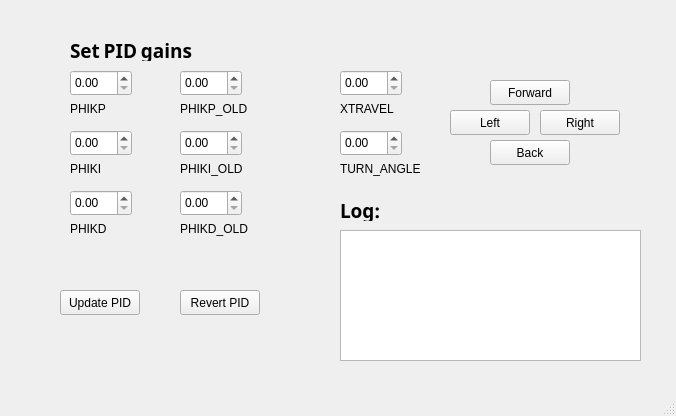
Old version of the form unicycle_controller.ui in the repository fizzym/unicycle_controller.
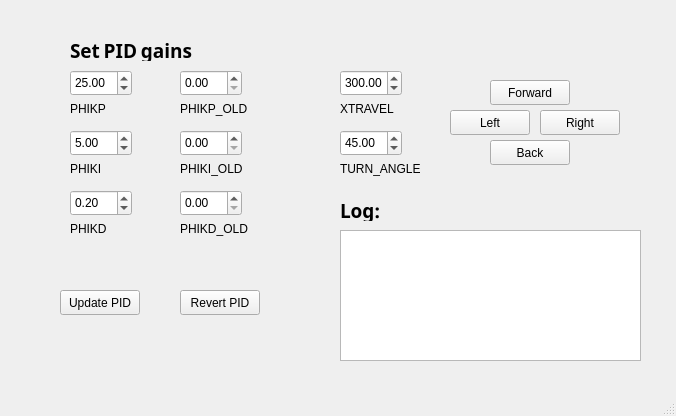
New version of the form.

Commit message: Updated default values and fixed getters.

What changed in the file:
```diff
--- a/unicycle_controller.ui
+++ b/unicycle_controller.ui
@@ -44,6 +44,12 @@
       <height>26</height>
      </rect>
     </property>
+    <property name="maximum">
+     <double>1000.000000000000000</double>
+    </property>
+    <property name="value">
+     <double>25.000000000000000</double>
+    </property>
    </widget>
    <widget class="QLabel" name="PHIKP_QL">
     <property name="geometry">
@@ -90,6 +96,12 @@
       <height>26</height>
      </rect>
     </property>
+    <property name="maximum">
+     <double>1000.000000000000000</double>
+    </property>
+    <property name="value">
+     <double>5.000000000000000</double>
+    </property>
    </widget>
    <widget class="QLabel" name="PHIKI_OLD_QL">
     <property name="geometry">
@@ -136,6 +148,12 @@
       <height>26</height>
      </rect>
     </property>
+    <property name="maximum">
+     <double>1000.000000000000000</double>
+    </property>
+    <property name="value">
+     <double>0.200000000000000</double>
+    </property>
    </widget>
    <widget class="QLabel" name="PHIKD_OLD_QL">
     <property name="geometry">
@@ -208,6 +226,12 @@
       <height>26</height>
      </rect>
     </property>
+    <property name="maximum">
+     <double>1000.000000000000000</double>
+    </property>
+    <property name="value">
+     <double>300.000000000000000</double>
+    </property>
    </widget>
    <widget class="QLabel" name="XTRAVEL_QL">
     <property name="geometry">
@@ -231,6 +255,12 @@
       <height>26</height>
      </rect>
     </property>
+    <property name="maximum">
+     <double>360.000000000000000</double>
+    </property>
+    <property name="value">
+     <double>45.000000000000000</double>
+    </property>
    </widget>
    <widget class="QLabel" name="TURN_ANGLE_QL">
     <property name="geometry">
```
Left out of the diff: 9 changed lines with no effect on the pictures. The commit also changes 1 other file.
